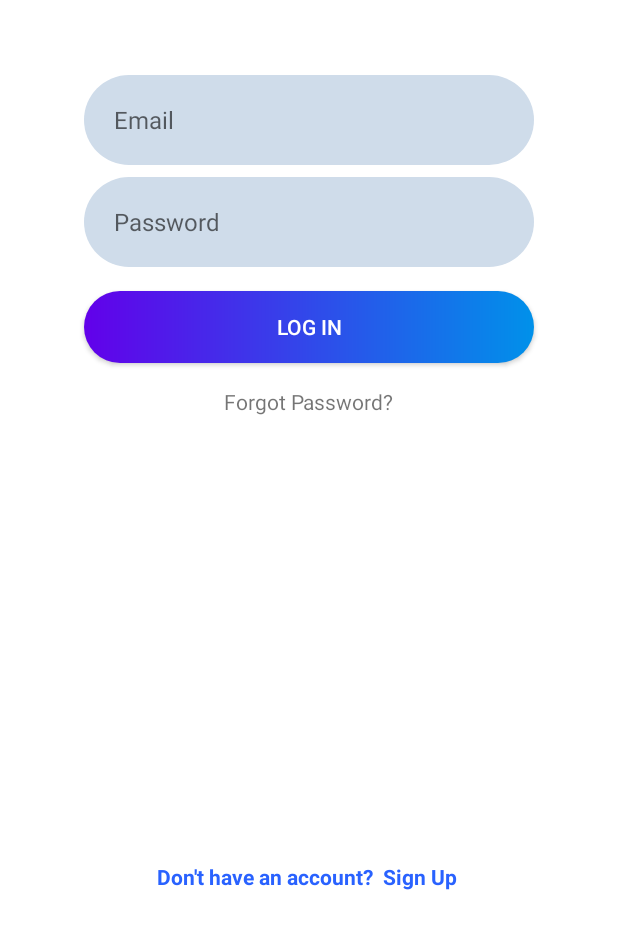
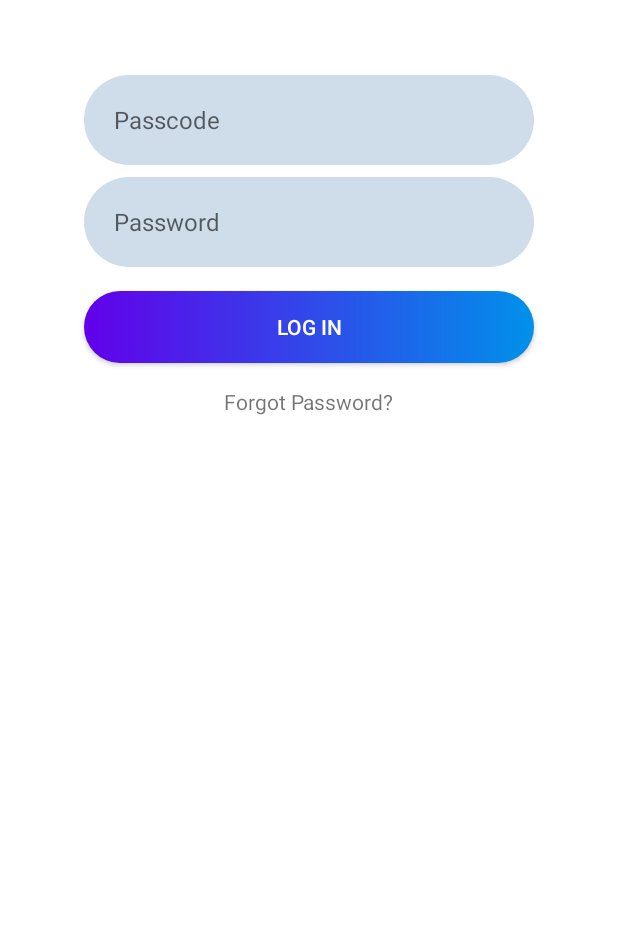
Before and after one commit to KuldeepSahu009/Hapini-v.1.0.2---Android-Project, an Android app: the Onlyformasterlogin screen opened directly, with no data from a screen before it, on a phone screen of 412 x 824 dp, the part 309-1236 px from its top. Run offline under Robolectric (Android 15) with nearby library versions, the phone set to English and light mode, and no system bars.

Commit message:
Aditya Singh 16 July 2021

```diff
--- a/app/src/main/java/com/crm/pvt/hapinicrm/Admin/Onlyformasterlogin.java
+++ b/app/src/main/java/com/crm/pvt/hapinicrm/Admin/Onlyformasterlogin.java
@@ -1,40 +1,62 @@
 package com.crm.pvt.hapinicrm.Admin;
+
 import androidx.appcompat.app.AppCompatActivity;
-
 import android.content.Intent;
 import android.os.Bundle;
-import android.view.View;
 import android.widget.Button;
+import android.widget.EditText;
 import android.widget.TextView;
-import android.widget.Toast;
+import com.crm.pvt.hapinicrm.R;
+import com.crm.pvt.hapinicrm.resetpassword.forgetpassword;
 
-import com.crm.pvt.hapinicrm.R;
-
-import static android.widget.Toast.LENGTH_LONG;
 
 public class Onlyformasterlogin extends AppCompatActivity {
-    TextView formastersignup;
     Button mstrlogin;
+    EditText mstrPasscode,mstrPassword;
+    TextView mstrForgotPassword;
     @Override
     protected void onCreate(Bundle savedInstanceState) {
         super.onCreate(savedInstanceState);
         setContentView(R.layout.onlyformasterlogin);
-        formastersignup=findViewById(R.id.TOWARDSMASTERSIGNUP);
         mstrlogin=findViewById(R.id.btnMasterLogin);
-        mstrlogin.setOnClickListener(new View.OnClickListener(){
-            @Override
-            public void onClick(View v) {
+        mstrPasscode = findViewById(R.id.etMasterPasscode);
+        mstrPassword = findViewById(R.id.etMasterPassword);
+        mstrForgotPassword = findViewById(R.id.tvForgotPassword);
+
+        mstrlogin.setOnClickListener(v -> {
+
+            String passcode = mstrPasscode.getText().toString();
+            String password = mstrPassword.getText().toString();
+
+            if(isCredentialsValid(passcode,password)) {
                 Intent intent=new Intent(Onlyformasterlogin.this,MasterAdmin.class);
                 startActivity(intent);
             }
+
+
         });
-        formastersignup.setOnClickListener(new View.OnClickListener(){
-            @Override
-            public void onClick(View v) {
- Toast.makeText(getApplicationContext(), "Get passcode from company",LENGTH_LONG).show();
+
+        mstrForgotPassword.setOnClickListener(v -> {
+            Intent intent = new Intent(this, forgetpassword.class);
+            startActivity(intent);
+        });
+
+    }
+
+    private boolean isCredentialsValid(String passcode, String password) {
+        if(passcode.length() == 6 && password.length() != 0 ) {
+            return true;
+        } else {
+            if(passcode.length() != 6) {
+                mstrPasscode.setError("Passcode must be of 6 characters long");
             }
-        });
+            if(mstrPassword.getText().toString().length() == 0) {
+                mstrPassword.setError("Enter password");
+            }
+            return false;
+        }
     }
+
     @Override
     public void onBackPressed() {
         Intent intent=new Intent(Onlyformasterlogin.this,workselectadmin.class);
--- a/app/src/main/res/layout/homescreen.xml
+++ b/app/src/main/res/layout/homescreen.xml
@@ -1,10 +1,9 @@
 <?xml version="1.0" encoding="utf-8"?>
 <androidx.constraintlayout.widget.ConstraintLayout xmlns:android="http://schemas.android.com/apk/res/android"
+    xmlns:app="http://schemas.android.com/apk/res-auto"
     xmlns:tools="http://schemas.android.com/tools"
     android:layout_width="match_parent"
-    android:layout_height="match_parent"
-    xmlns:app="http://schemas.android.com/apk/res-auto"
-    >
+    android:layout_height="match_parent">
 
     <ImageView
         android:id="@+id/ivHapiniLogo"
--- a/app/src/main/res/layout/onlyformasterlogin.xml
+++ b/app/src/main/res/layout/onlyformasterlogin.xml
@@ -16,19 +16,21 @@
         app:layout_constraintTop_toTopOf="parent" />
 
     <EditText
-        android:id="@+id/etMasterEmail"
+        android:id="@+id/etMasterPasscode"
         android:layout_width="300dp"
         android:layout_height="60dp"
         android:layout_marginTop="50dp"
-        android:hint="Email"
-        android:textSize="16sp"
+        android:background="@drawable/bg_edit_text"
+        android:hint="Passcode"
+        android:maxLength="6"
+        android:inputType="number"
         android:paddingStart="20dp"
         android:paddingEnd="20dp"
-        android:inputType="textEmailAddress"
-        android:background="@drawable/bg_edit_text"
+        android:singleLine="true"
+        android:textSize="16sp"
+        app:layout_constraintEnd_toEndOf="parent"
         app:layout_constraintStart_toStartOf="parent"
-        app:layout_constraintEnd_toEndOf="parent"
-        app:layout_constraintTop_toBottomOf="@id/ivHapiniLogo"/>
+        app:layout_constraintTop_toBottomOf="@id/ivHapiniLogo" />
 
     <EditText
         android:id="@+id/etMasterPassword"
@@ -43,7 +45,7 @@
         android:inputType="textPassword"
         app:layout_constraintStart_toStartOf="parent"
         app:layout_constraintEnd_toEndOf="parent"
-        app:layout_constraintTop_toBottomOf="@id/etMasterEmail"/>
+        app:layout_constraintTop_toBottomOf="@id/etMasterPasscode"/>
 
 
     <androidx.appcompat.widget.AppCompatButton
@@ -68,16 +70,4 @@
         app:layout_constraintEnd_toEndOf="parent"
         app:layout_constraintTop_toBottomOf="@id/btnMasterLogin"/>
 
-    <TextView
-        android:id="@+id/TOWARDSMASTERSIGNUP"
-        android:layout_width="wrap_content"
-        android:layout_height="wrap_content"
-        android:layout_marginBottom="24dp"
-        android:text="Don't have an account?  Sign Up "
-        android:textColor="#2962FF"
-        android:textStyle="bold"
-        app:layout_constraintBottom_toBottomOf="parent"
-        app:layout_constraintEnd_toEndOf="parent"
-        app:layout_constraintStart_toStartOf="parent" />
-
 </androidx.constraintlayout.widget.ConstraintLayout>
```
